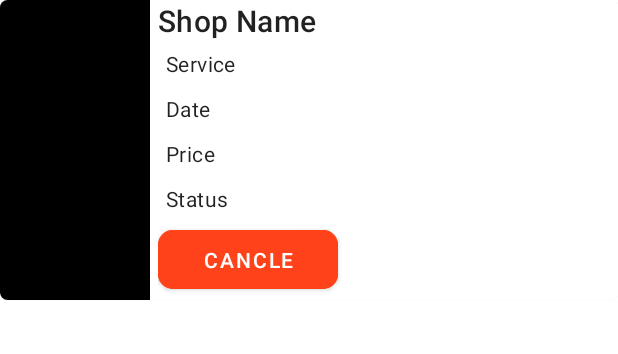
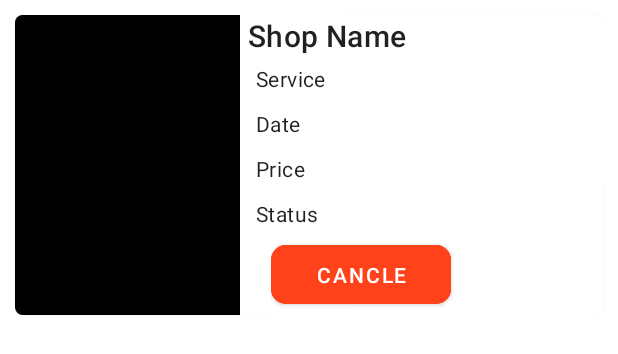
Before and after one commit to 5T1STeam/BookStylist, an Android app: the layout row_schedule_list.xml on its own in the app's theme, with its tools: preview values and no code run, on a phone screen of 412 x 824 dp. Shown: the top 354 px of the screen. Run offline under Robolectric (Android 15) with nearby library versions, the phone set to English and light mode, and no system bars; Roboto replaces fonts that are not available here.

Commit message:
fix Ending

```diff
--- a/app/src/main/res/layout/activity_schedule.xml
+++ b/app/src/main/res/layout/activity_schedule.xml
@@ -41,8 +41,11 @@
         android:layout_width="match_parent"
         android:layout_height="match_parent"
         android:layout_below="@id/toolbarRl"
+        android:layout_alignParentStart="true"
+        android:layout_alignParentBottom="true"
         android:layout_marginTop="0dp"
-        app:layoutManager="androidx.recyclerview.widget.LinearLayoutManager"/>
+        android:layout_marginBottom="0dp"
+        app:layoutManager="androidx.recyclerview.widget.LinearLayoutManager" />
 
 
 </RelativeLayout>
--- a/app/src/main/res/layout/row_schedule_list.xml
+++ b/app/src/main/res/layout/row_schedule_list.xml
@@ -7,6 +7,7 @@
     app:cardCornerRadius="5dp"
     android:elevation="0dp"
     android:padding="5dp"
+    android:layout_margin="10dp"
     android:layout_marginBottom="10dp"
     tools:context=".Schedule">
     <RelativeLayout
@@ -16,7 +17,7 @@
 
         <ImageView
             android:id="@+id/shopUrl"
-            android:layout_width="100dp"
+            android:layout_width="150dp"
             android:layout_height="200dp"
             android:layout_marginEnd="5dp"
             android:background="@color/black"
@@ -81,7 +82,9 @@
             android:layout_width="match_parent"
             android:layout_height="match_parent"
             android:layout_below="@id/Status"
-        android:layout_toEndOf="@id/shopUrl">
+            android:layout_toEndOf="@id/shopUrl"
+            android:layout_marginStart="15dp">
+
             <com.google.android.material.button.MaterialButton
                 android:id="@+id/changeBtn"
                 android:layout_width="120dp"
@@ -100,26 +103,28 @@
                 android:padding="10dp"
                 android:text="Cancle"
                 app:cornerRadius="10dp" />
+
             <com.google.android.material.button.MaterialButton
                 android:id="@+id/Rating"
                 android:layout_width="120dp"
                 android:layout_height="wrap_content"
+                android:layout_below="@+id/Date"
                 android:layout_marginStart="10dp"
-            android:layout_below="@+id/Date"
                 android:backgroundTint="#4CAF50"
                 android:padding="10dp"
+                android:text="Đánh giá"
                 android:visibility="gone"
-            android:text="Đánh giá"
                 app:cornerRadius="10dp" />
+
             <TextView
                 android:id="@+id/tv_rated"
-            android:visibility="gone"
                 android:layout_width="wrap_content"
                 android:layout_height="wrap_content"
+                android:layout_marginStart="20dp"
                 android:text="Đã đánh giá"
+                android:textColor="@color/main"
                 android:textSize="15dp"
-            android:textColor="@color/main"
-            android:layout_marginStart="20dp"/>
+                android:visibility="gone" />
         </LinearLayout>
 
 
--- a/app/src/main/res/values/themes.xml
+++ b/app/src/main/res/values/themes.xml
@@ -2,8 +2,8 @@
     <!-- Base application theme. -->
     <style name="Theme.BookStylist" parent="Theme.MaterialComponents.DayNight.NoActionBar">
         <!-- Primary brand color. -->
-        <item name="colorPrimary">@color/purple_500</item>
-        <item name="colorPrimaryVariant">@color/purple_700</item>
+        <item name="colorPrimary">@color/light_main</item>
+        <item name="colorPrimaryVariant">@color/main</item>
         <item name="colorOnPrimary">@color/white</item>
         <!-- Secondary brand color. -->
         <item name="colorSecondary">@color/teal_200</item>
```
Also changed, not shown: app/src/main/java/com/app/bookstylist/FeedbackActivity.java (+20 -22 lines). Lines whose indentation alone changed are shown as unchanged.
